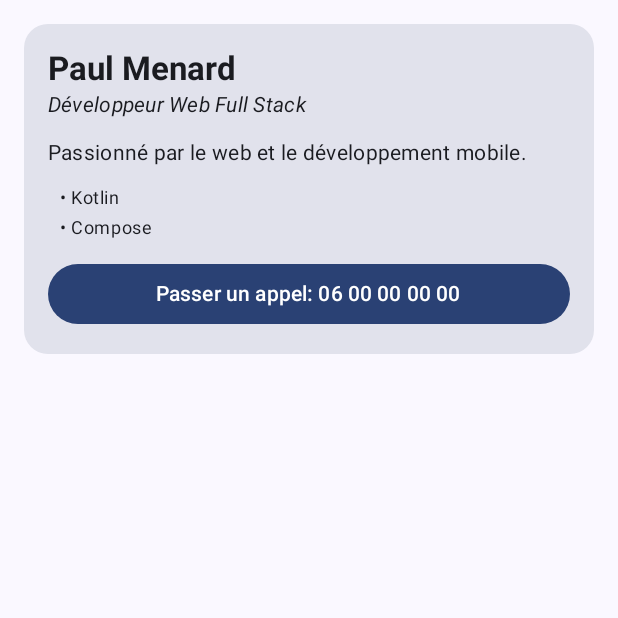
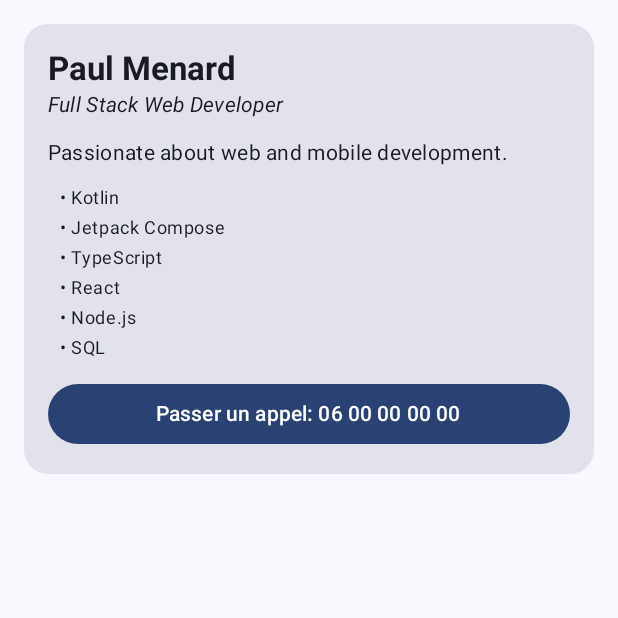
Before and after one commit to PaulMNRD/esgi-kotlin-devprofile, an Android app built with Jetpack Compose: the screen it shows after launch (MainActivity), on a phone screen of 412 x 824 dp, the top half of it. Run offline under Robolectric (Android 15) with nearby library versions, the phone set to English and light mode, and no system bars.

Commit message:
extracting application data from UI

```diff
--- a/app/src/main/java/com/example/developerprofile/MainActivity.kt
+++ b/app/src/main/java/com/example/developerprofile/MainActivity.kt
@@ -22,6 +22,9 @@ import androidx.compose.ui.text.font.FontStyle
 import androidx.compose.ui.text.font.FontWeight
 import androidx.compose.ui.tooling.preview.Preview
 import androidx.compose.ui.unit.dp
+import com.example.developerprofile.data.DevProfile
+import com.example.developerprofile.data.getDevProfile
+import com.example.developerprofile.data.getExpertDevProfile
 import com.example.developerprofile.ui.theme.DeveloperProfileTheme
 
 class MainActivity : ComponentActivity() {
@@ -41,7 +44,7 @@ class MainActivity : ComponentActivity() {
 
 @Composable
 fun DeveloperProfileScreen(modifier: Modifier = Modifier) {
-    val p = getDevProfile();
+    val p = getDevProfile()
 
     Surface(
         modifier = modifier
@@ -128,33 +131,3 @@ fun ProfileCardNotAvailablePreview() {
     val p = getExpertDevProfile()
     ProfileCard(p)
 }
-
-fun getDevProfile(): DevProfile {
-    return DevProfile(
-        "Paul Menard",
-        "Développeur Web Full Stack",
-        "Passionné par le web et le développement mobile.",
-        listOf("Kotlin", "Compose"),
-        "06 00 00 00 00",
-        true,
-    )
-}
-
-fun getExpertDevProfile(): DevProfile {
-    return DevProfile(
-        name = "Camille Martin",
-        title = "Développeur Android Senior",
-        desc = "10 ans d'expérience sur des applications Android natives.",
-        skills = listOf("Java", "Android"),
-        contact = "06 01 01 01 01",
-        isAvailable = false
-    )
-}
-data class DevProfile(
-    val name: String,
-    val title: String,
-    val desc: String,
-    val skills: List<String>,
-    val contact: String,
-    val isAvailable: Boolean,
-)
--- /dev/null
+++ b/app/src/main/java/com/example/developerprofile/data/DevProfile.kt
@@ -0,0 +1,69 @@
+package com.example.developerprofile.data
+
+data class Project(
+    val name: String,
+    val description: String,
+    val technologies: String,
+)
+
+data class DevProfile(
+    val name: String,
+    val title: String,
+    val desc: String,
+    val skills: List<String>,
+    val projects: List<Project>,
+    val contact: String,
+    val email: String,
+    val location: String,
+    val isAvailable: Boolean,
+)
+
+fun getDevProfile(): DevProfile {
+    return DevProfile(
+        name = "Paul Menard",
+        title = "Full Stack Web Developer",
+        desc = "Passionate about web and mobile development.",
+        skills = listOf("Kotlin", "Jetpack Compose", "TypeScript", "React", "Node.js", "SQL"),
+        projects = listOf(
+            Project(
+                name = "Developer Profile",
+                description = "Android app that displays a developer profile card.",
+                technologies = "Kotlin, Compose",
+            ),
+            Project(
+                name = "Task Manager",
+                description = "Web app to organize daily tasks in a team.",
+                technologies = "React, Node.js",
+            ),
+            Project(
+                name = "Weather Dashboard",
+                description = "Dashboard showing the weather of several cities.",
+                technologies = "TypeScript, SQL",
+            ),
+        ),
+        contact = "06 00 00 00 00",
+        email = "paul.menard@example.com",
+        location = "Nantes, France",
+        isAvailable = true,
+    )
+}
+
+fun getExpertDevProfile(): DevProfile {
+    return DevProfile(
+        name = "Camille Martin",
+        title = "Senior Android Developer",
+        desc = "10 years of experience on native Android apps.",
+        skills = listOf("Java", "Kotlin", "Android SDK"),
+        projects = listOf(
+            Project(
+                name = "Banking App",
+                description = "Mobile banking app used by thousands of customers.",
+                technologies = "Kotlin, Android SDK",
+            ),
+        ),
+        contact = "06 01 01 01 01",
+        email = "camille.martin@example.com",
+        location = "Lyon, France",
+        isAvailable = false,
+    )
+}
```
